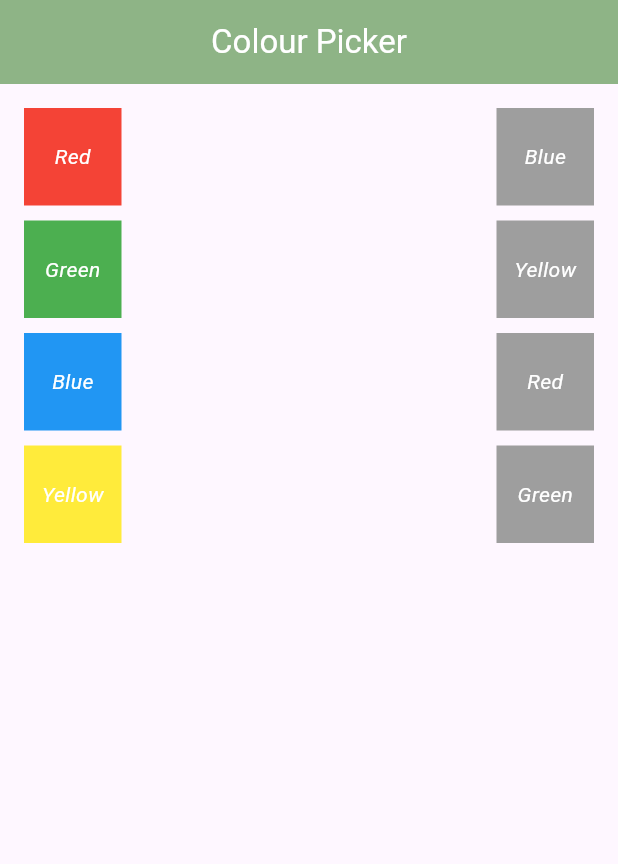
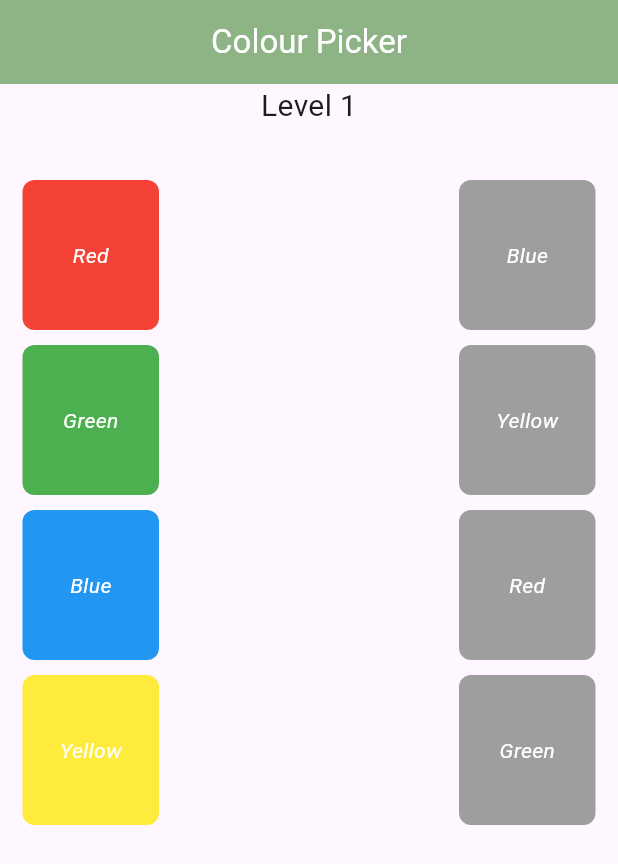
Before and after one commit to haidhal/color_picker, a Flutter app: the screen it shows after launch, on a phone screen of 412 x 824 dp. Shown: the top 864 px of the screen. Run offline on Flutter 3.47's test engine with Material 3 defaults, Android fonts, the phone set to English and light mode, and no system bars; our stand-ins replace lottie.

Commit message:
levelUp feature was added

```diff
--- a/lib/main.dart
+++ b/lib/main.dart
@@ -1,6 +1,6 @@
 // ignore_for_file: prefer_const_constructors
 
-import 'package:color_picker/view/color_picker/color_picker.dart';
+import 'package:color_picker/view/splash_screen/splash_screen_color.dart';
 import 'package:flutter/material.dart';
 
 void main() {
@@ -14,7 +14,7 @@ class MyApp extends StatelessWidget {
   Widget build(BuildContext context) {
     return MaterialApp(
       debugShowCheckedModeBanner: false,
-      home: ColorPicker(),
+      home: SplashScreenColor(),
     );
   }
 }
--- a/lib/view/color_picker/color_picker.dart
+++ b/lib/view/color_picker/color_picker.dart
@@ -12,16 +12,72 @@ class ColorPicker extends StatefulWidget {
 }
 
 class _ColorPickerState extends State<ColorPicker> {
-  List<String> sourceList = ["Red", "Green", "Blue", "Yellow"];
-  List<String> targetList = ["Blue", "Yellow", "Red", "Green"];
+  List<String> sourceList = [];
+  List<String> targetList = [];
   Map<String, bool> matched = {};
   bool showLottie = false;
+  int currentLevel = 0;
+  List<Map<String, dynamic>> levels = [
+    {
+      "sourceColors": ["Red", "Green", "Blue", "Yellow"],
+      "targetColors": ["Blue", "Yellow", "Red", "Green"],
+    },
+    {
+      "sourceColors": ["Purple", "Orange", "Pink", "Brown"],
+      "targetColors": ["Pink", "Orange", "Purple", "Brown"],
+    },
+    {
+      "sourceColors": ["BlueGrey", "Black", "DeepPurple", "DeepOrange"],
+      "targetColors": ["DeepPurple", "DeepOrange", "Black", "BlueGrey"]
+    }
+  ];
+  @override
+  void initState() {
+    loadLevel(currentLevel);
+    super.initState();
+  }
 
+  void loadLevel(int loadIndex) {
+    sourceList = List<String>.from(levels[loadIndex]["sourceColors"]);
+    targetList = List<String>.from(levels[loadIndex]["targetColors"]);
+    matched.clear();
+    setState(() {});
+  }
 
+  void levelChecking() {
+    if (matched.length == targetList.length &&
+        matched.values.every(
+          (element) => element,
+        )) {
+      showLottie = true;
+      Future.delayed(Duration(seconds: 3), () {
+        setState(() {
+          showLottie = false;
+        });
+      });
+      //to load next level
+      Future.delayed(
+        Duration(seconds: 3),
+        () {
+          if (currentLevel + 1 < levels.length) {
+            currentLevel++;
 
+            loadLevel(currentLevel);
+          } else {
+            ScaffoldMessenger.of(context).showSnackBar(SnackBar(
+                backgroundColor: Colors.blue,
+                content: Text("Congratulations! You have completed")));
+          }
+        },
+      );
+    }
+  }
 
   @override
   Widget build(BuildContext context) {
+    final screenWidth = MediaQuery.of(context).size.width;
+    final screenHeight = MediaQuery.of(context).size.height;
+
     return Scaffold(
       appBar: AppBar(
         backgroundColor: ColorConstants.appbargreen,
@@ -31,20 +87,38 @@ class _ColorPickerState extends State<ColorPicker> {
         ),
         centerTitle: true,
       ),
-      body: Padding(
-        padding: EdgeInsets.all(16),
-        child: Row(
+      body: SingleChildScrollView(
+        padding: EdgeInsets.only(bottom: 20, right: 15, left: 15),
+        child: Column(
+          children: [
+            Text(
+              "Level ${currentLevel + 1}",
+              style: TextStyle(fontSize: 20),
+            ),
+            SizedBox(height: 20),
+            if (showLottie)
+              Center(
+                child: Lottie.asset(
+                  'assets/lottie/Animation - 1724650877591 (1).json',
+                  height: screenHeight * 0.2,
+                ),
+              ),
+            SizedBox(height: 15),
+            Row(
               children: [
                 Expanded(
                   child: GridView.builder(
+                    shrinkWrap: true,
+                    physics: NeverScrollableScrollPhysics(),
                     gridDelegate: SliverGridDelegateWithFixedCrossAxisCount(
-                  crossAxisCount: 1,
+                        crossAxisCount: screenWidth < 300 ? 2 : 1,
                         mainAxisSpacing: 10,
-                ),
+                        mainAxisExtent: 100,
+                        crossAxisSpacing: 10),
                     itemCount: sourceList.length,
                     itemBuilder: (context, index) => Draggable(
                       data: sourceList[index],
-                  // feedback widget that tracks the users finger across the screen
+                      // it displays a feedback widget that tracks the user’s finger across the screen.
                       feedback: Opacity(
                         opacity: 0.7,
                         child: Container(
@@ -64,73 +138,68 @@ class _ColorPickerState extends State<ColorPicker> {
                         ),
                       ),
                       child: Container(
-                    color: getColorByName(sourceList[index].toString()),
+                        decoration: BoxDecoration(
+                          color: getColorByName(sourceList[index]),
+                          borderRadius: BorderRadius.circular(8),
+                        ),
                         child: Center(
                           child: Text(
                             sourceList[index],
                             style: TextStyle(
                               color: ColorConstants.white,
-                            fontStyle: FontStyle.italic),
+                              fontStyle: FontStyle.italic,
                             ),
                           ),
                         ),
                       ),
                     ),
                   ),
-            SizedBox(
-                width: 250,
-                child: showLottie
-                    ? Align(
-                        alignment: Alignment.center,
-                        child: Center(
-                          child: Lottie.asset(
-                            'assets/lottie/Animation - 1724650877591 (1).json',
                 ),
-                        ),
-                      )
-                    : SizedBox.shrink()),
+                SizedBox(width: 200),
                 Expanded(
                   child: GridView.builder(
+                    shrinkWrap: true,
+                    physics: NeverScrollableScrollPhysics(),
                     gridDelegate: SliverGridDelegateWithFixedCrossAxisCount(
-                    crossAxisCount: 1, mainAxisSpacing: 10),
-                itemCount: 4,
+                      crossAxisCount: screenWidth < 300 ? 2 : 1,
+                      mainAxisSpacing: 10,
+                      mainAxisExtent: 100,
+                      crossAxisSpacing: 10,
+                    ),
+                    itemCount: targetList.length,
                     itemBuilder: (context, index) {
                       return DragTarget(
-                    onAcceptWithDetails: (
-                      details,
-                    ) {
+                        onAcceptWithDetails: (details) {
                           setState(() {
                             if (details.data == targetList[index]) {
                               matched[details.data.toString()] = true;
-                          showLottie = true;
-
-                          Future.delayed(Duration(seconds: 2), () {
-                            setState(() {
-                              showLottie = false;
-                            });
-                          });
+                             levelChecking();
                             } else {
-                          ScaffoldMessenger.of(context).showSnackBar(SnackBar(
+                              ScaffoldMessenger.of(context)
+                                  .showSnackBar(SnackBar(
                                 backgroundColor: Colors.red,
-                              content: Text(
-                                "Oops! try again",
-                              )));
+                                content: Text("Oops! Try again"),
+                              ));
                             }
                           });
                         },
-                    //candidateData: The list of items currently being dragged over the target and considered for acceptance.
-                    //rejectedData: The list of items that were rejected by the target.
+                        //A draggable item is added to candidateData if it satisfies the onWillAccept callback condition of the DragTarget.
+                        //This data can be used to give feedback indicating the DragTarget will reject the item.
                         builder: (context, candidateData, rejectedData) {
                           return Container(
+                            decoration: BoxDecoration(
                               color: matched[targetList[index]] == true
                                   ? getColorByName(targetList[index])
                                   : Colors.grey,
+                              borderRadius: BorderRadius.circular(8),
+                            ),
                             child: Center(
                               child: Text(
                                 targetList[index],
                                 style: TextStyle(
                                   color: ColorConstants.white,
-                                fontStyle: FontStyle.italic),
+                                  fontStyle: FontStyle.italic,
+                                ),
                               ),
                             ),
                           );
@@ -141,12 +210,14 @@ class _ColorPickerState extends State<ColorPicker> {
                 ),
               ],
             ),
+          ],
+        ),
       ),
     );
   }
 }
 
-// function to get colors based on the colorNames
+// Function to get colors based on the color names
 Color getColorByName(String colorName) {
   switch (colorName) {
     case "Red":
@@ -157,6 +228,22 @@ Color getColorByName(String colorName) {
       return Colors.green;
     case "Yellow":
       return Colors.yellow;
+    case "Purple":
+      return Colors.purple;
+    case "Orange":
+      return Colors.orange;
+    case "Pink":
+      return Colors.pink;
+    case "Brown":
+      return Colors.brown;
+    case "Black":
+      return Colors.black;
+    case "DeepPurple":
+      return Colors.deepPurple;
+    case "BlueGrey":
+      return Colors.blueGrey;
+    case "DeepOrange":
+      return Colors.deepOrangeAccent;
     default:
       return Colors.grey;
   }
```
Also changed, not shown: assets/lottie/splashScreenLottie.json (added, +1 -0 lines), lib/view/splash_screen/splash_screen_color.dart (added, +42 -0 lines), lib/utils/color_constants.dart (line endings or trailing spaces). Lines whose indentation alone changed are shown as unchanged.
